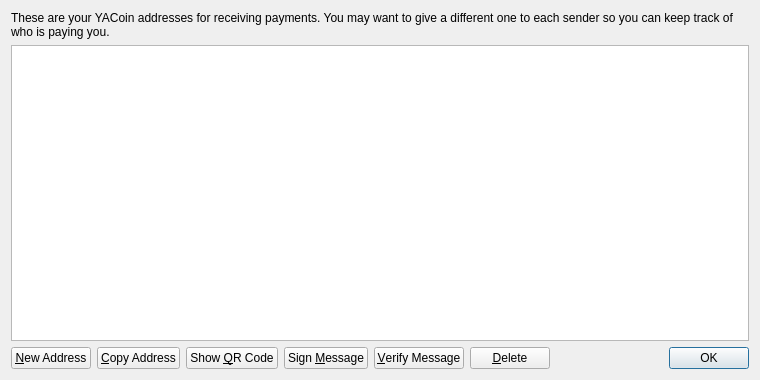
yacoin/yacoin, file src/qt/forms/addressbookpage.ui: the form before one commit.
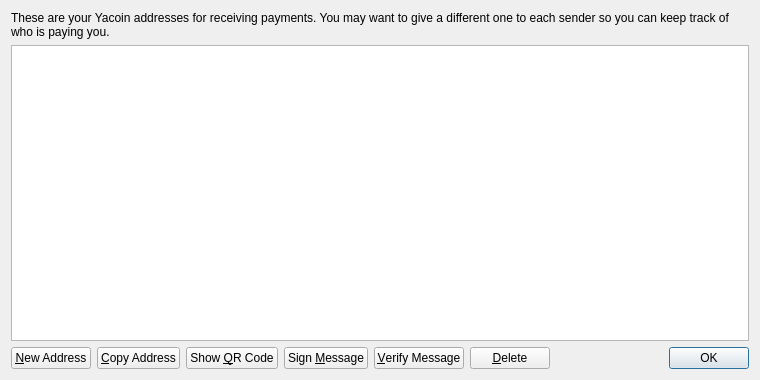
The form after the commit. Icons and pictures are not drawn.

Patch:
```diff
--- a/src/qt/forms/addressbookpage.ui
+++ b/src/qt/forms/addressbookpage.ui
@@ -17,7 +17,7 @@
    <item>
     <widget class="QLabel" name="labelExplanation">
      <property name="text">
-      <string>These are your YACoin addresses for receiving payments. You may want to give a different one to each sender so you can keep track of who is paying you.</string>
+      <string>These are your Yacoin addresses for receiving payments. You may want to give a different one to each sender so you can keep track of who is paying you.</string>
      </property>
      <property name="textFormat">
       <enum>Qt::PlainText</enum>
```
Left out of the diff: 4 changed lines with no effect on the pictures.
